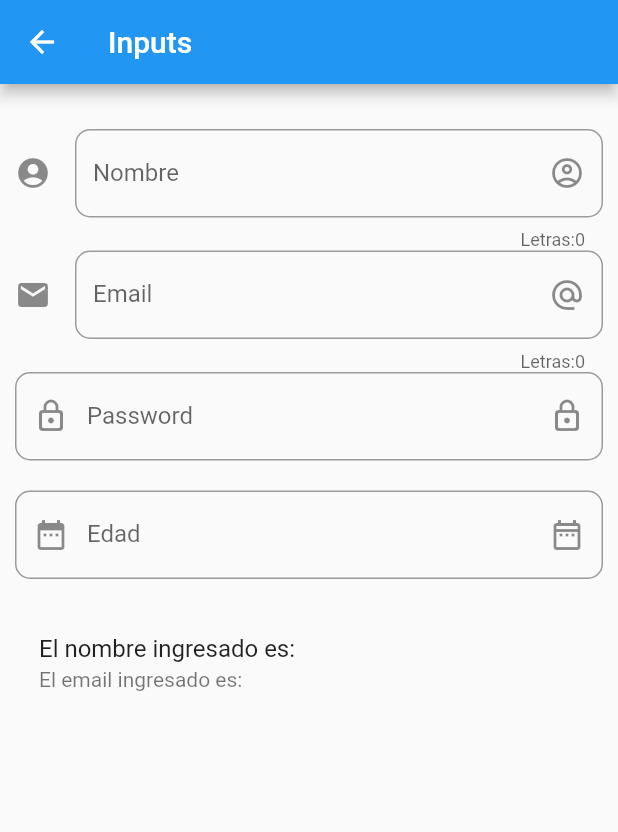
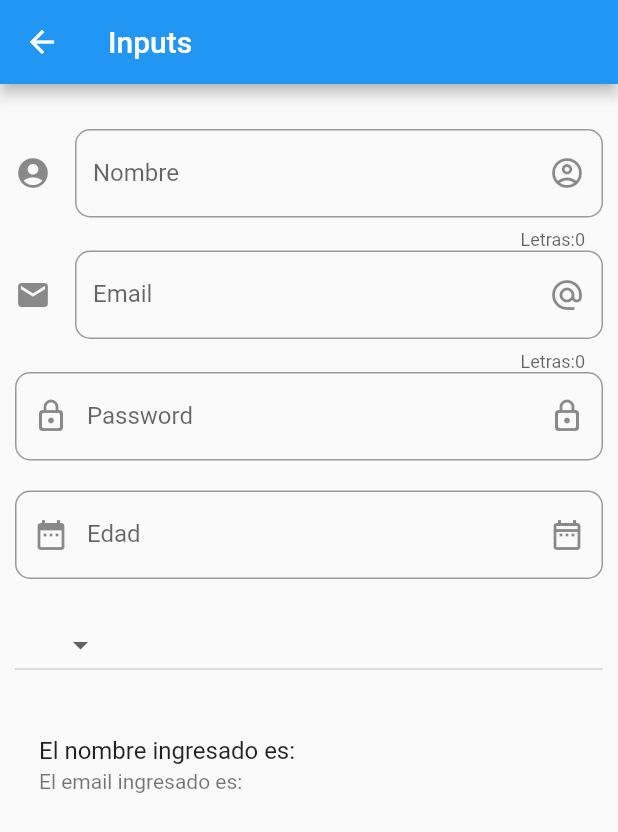
Before and after one commit to hernan74/flutter_componentes, a Flutter app: the InputPage screen opened by its route, on a phone screen of 412 x 824 dp. Shown: the top 832 px of the screen. Run offline on Flutter 3.47's test engine with Material 2 defaults, Android fonts, the phone set to English and light mode, and no system bars.

Commit message:
avance en comboBox

```diff
--- a/lib/src/pages/input_page.dart
+++ b/lib/src/pages/input_page.dart
@@ -10,7 +10,7 @@ class _InputPageState extends State<InputPage> {
   String _nombre='';
   String _email='';
   TextEditingController _textInputFechaController=new TextEditingController();
-
+  List<String> _listaItem=['Opcion 1','Opcion 2','Opcion 3','Opcion 4'];
   @override
   Widget build(BuildContext context) {
     return Scaffold(
@@ -26,6 +26,8 @@ class _InputPageState extends State<InputPage> {
           _crearCampoPassword(),
            SizedBox(height: 20,),
           _crearCampoFecha(),
+           SizedBox(height: 20,),
+          _crearDropdown(),
            SizedBox(height: 20,),
           _crearContenedor(),
         ],
@@ -71,7 +73,29 @@ class _InputPageState extends State<InputPage> {
       },
     );
   }
+Widget _crearDropdown(){
+   return DropdownButton(
 
+     items: <DropdownMenuItem<String>>[
+       DropdownMenuItem(
+
+       child: Text('data'),
+       value: 'item',
+       ),
+         DropdownMenuItem(
+       child: Text('data'),
+       value: 'item',
+       ),
+         DropdownMenuItem(
+       child: Text('data'),
+       value: 'item',
+       )
+     ],
+     onChanged: (opt){
+
+     },
+    );
+}
 Widget _crearCampoPassword(){
     return TextField(
       obscureText: true,
```
